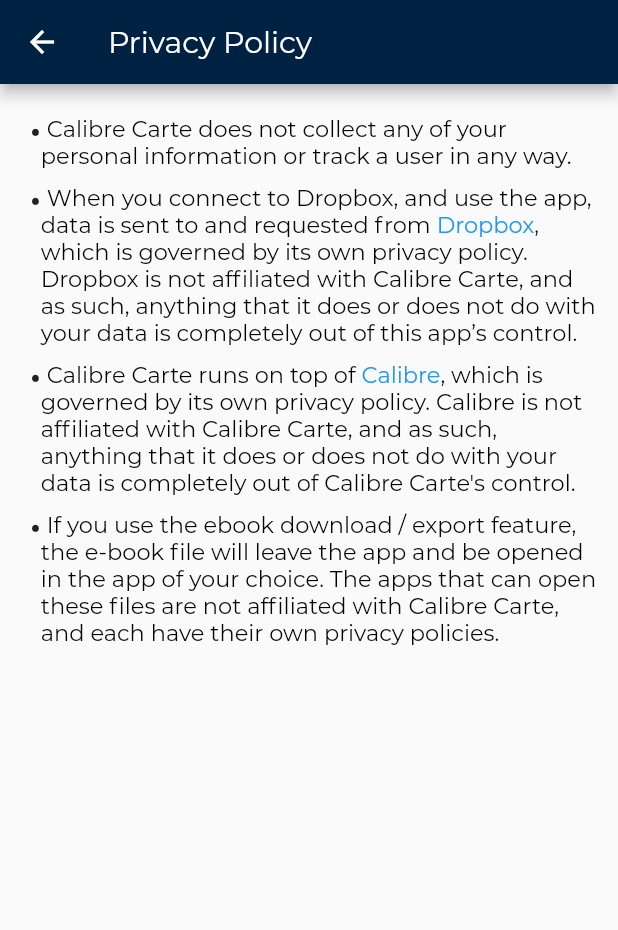
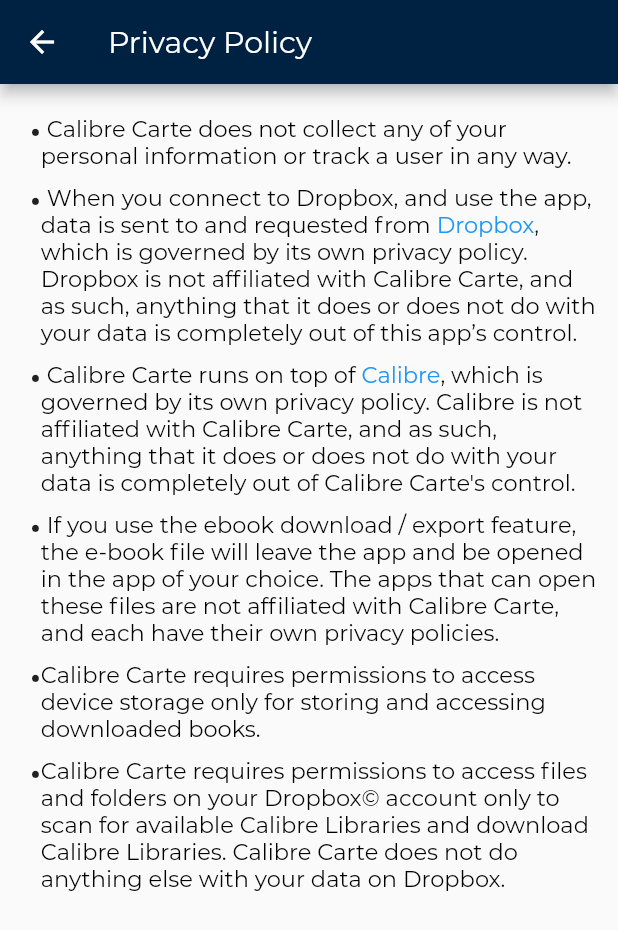
Before and after one commit to Exlaza/CalibreCarte, a Flutter app: the PrivacyPolicy screen opened directly, on a phone screen of 412 x 824 dp. Shown: the top 930 px of the screen. Run offline on Flutter 3.47's test engine with Material 2 defaults, Android fonts, the phone set to English and light mode, and no system bars; our stand-ins replace dio, flutter_html, open_file, permission_handler, rxdart, shared_preferences and 4 more; missing offline and left inert: directory_picker; accounts and stored records are empty; project files that could hold a hidden picture were left out.

Commit message:
Privacy policy updates

```diff
--- a/lib/screens/privacy_policy.dart
+++ b/lib/screens/privacy_policy.dart
@@ -152,6 +152,52 @@ class PrivacyPolicy extends StatelessWidget {
                     ]),
                   ))
                 ],
+              ),
+          SizedBox(
+          height: 10,
+        ),
+        Row(
+          crossAxisAlignment: CrossAxisAlignment.start,
+          children: <Widget>[
+            Text(
+              "\u2022",
+              style: TextStyle(fontSize: 20, fontWeight: FontWeight.bold),
+            ),
+            Expanded(
+                child: RichText(
+                  text: TextSpan(children: [
+                    TextSpan(
+                        text: "Calibre Carte requires permissions to access device storage only for storing and accessing downloaded books.",
+                        style: TextStyle(
+                            fontFamily: 'Montserrat',
+                            color: Colors.black,
+                            fontSize: 15))
+                  ]),
+                ))
+          ],
+        ),
+              SizedBox(
+                height: 10,
+              ),
+              Row(
+                crossAxisAlignment: CrossAxisAlignment.start,
+                children: <Widget>[
+                  Text(
+                    "\u2022",
+                    style: TextStyle(fontSize: 20, fontWeight: FontWeight.bold),
+                  ),
+                  Expanded(
+                      child: RichText(
+                        text: TextSpan(children: [
+                          TextSpan(
+                              text: "Calibre Carte requires permissions to access files and folders on your Dropbox© account only to scan for available Calibre Libraries and download Calibre Libraries. Calibre Carte does not do anything else with your data on Dropbox.",
+                              style: TextStyle(
+                                  fontFamily: 'Montserrat',
+                                  color: Colors.black,
+                                  fontSize: 15))
+                        ]),
+                      ))
+                ],
               )
             ],
           ),
```
